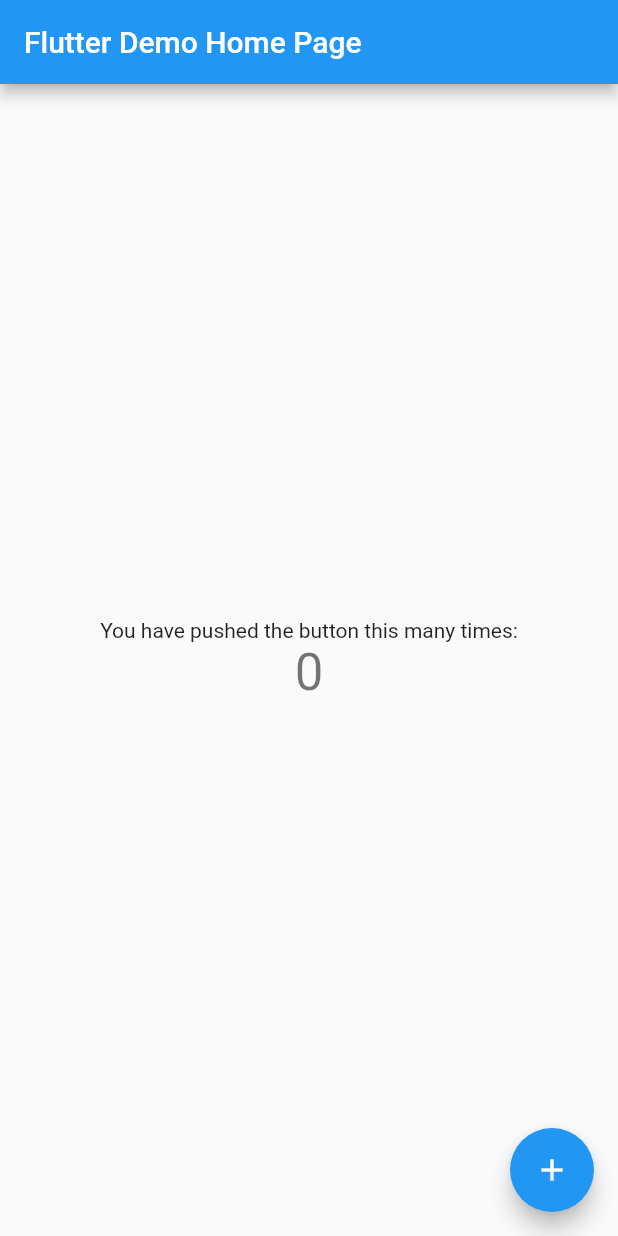
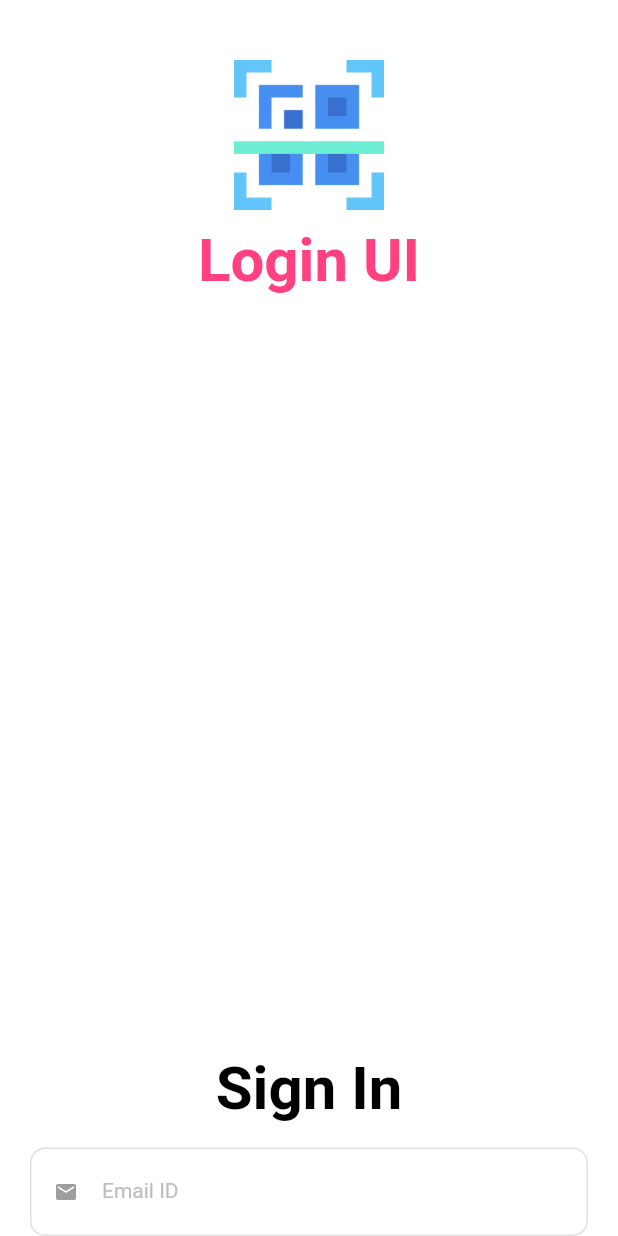
Before and after one commit to s-maurya00/QR_memo, a Flutter app: the screen it shows after launch, on a phone screen of 412 x 824 dp. Run offline on Flutter 3.47's test engine with Material 2 defaults, Android fonts, the phone set to English and light mode, and no system bars; our stand-ins replace form_field_validator, simple_animations.

Commit message:
feat: added email field and app icon on SignIn page

```diff
--- a/lib/main.dart
+++ b/lib/main.dart
@@ -1,4 +1,5 @@
 import 'package:flutter/material.dart';
+import 'package:qr_memo/screens/login_screen.dart';
 
 void main() {
   runApp(const MyApp());
@@ -13,103 +14,9 @@
     return MaterialApp(
       title: 'Flutter Demo',
       theme: ThemeData(
-        // This is the theme of your application.
-        //
-        // Try running your application with "flutter run". You'll see the
-        // application has a blue toolbar. Then, without quitting the app, try
-        // changing the primarySwatch below to Colors.green and then invoke
-        // "hot reload" (press "r" in the console where you ran "flutter run",
-        // or simply save your changes to "hot reload" in a Flutter IDE).
-        // Notice that the counter didn't reset back to zero; the application
-        // is not restarted.
         primarySwatch: Colors.blue,
       ),
-      home: const MyHomePage(title: 'Flutter Demo Home Page'),
+      home: const Login(),
     );
   }
 }
-
-class MyHomePage extends StatefulWidget {
-  const MyHomePage({super.key, required this.title});
-
-  // This widget is the home page of your application. It is stateful, meaning
-  // that it has a State object (defined below) that contains fields that affect
-  // how it looks.
-
-  // This class is the configuration for the state. It holds the values (in this
-  // case the title) provided by the parent (in this case the App widget) and
-  // used by the build method of the State. Fields in a Widget subclass are
-  // always marked "final".
-
-  final String title;
-
-  @override
-  State<MyHomePage> createState() => _MyHomePageState();
-}
-
-class _MyHomePageState extends State<MyHomePage> {
-  int _counter = 0;
-
-  void _incrementCounter() {
-    setState(() {
-      // This call to setState tells the Flutter framework that something has
-      // changed in this State, which causes it to rerun the build method below
-      // so that the display can reflect the updated values. If we changed
-      // _counter without calling setState(), then the build method would not be
-      // called again, and so nothing would appear to happen.
-      _counter++;
-    });
-  }
-
-  @override
-  Widget build(BuildContext context) {
-    // This method is rerun every time setState is called, for instance as done
-    // by the _incrementCounter method above.
-    //
-    // The Flutter framework has been optimized to make rerunning build methods
-    // fast, so that you can just rebuild anything that needs updating rather
-    // than having to individually change instances of widgets.
-    return Scaffold(
-      appBar: AppBar(
-        // Here we take the value from the MyHomePage object that was created by
-        // the App.build method, and use it to set our appbar title.
-        title: Text(widget.title),
-      ),
-      body: Center(
-        // Center is a layout widget. It takes a single child and positions it
-        // in the middle of the parent.
-        child: Column(
-          // Column is also a layout widget. It takes a list of children and
-          // arranges them vertically. By default, it sizes itself to fit its
-          // children horizontally, and tries to be as tall as its parent.
-          //
-          // Invoke "debug painting" (press "p" in the console, choose the
-          // "Toggle Debug Paint" action from the Flutter Inspector in Android
-          // Studio, or the "Toggle Debug Paint" command in Visual Studio Code)
-          // to see the wireframe for each widget.
-          //
-          // Column has various properties to control how it sizes itself and
-          // how it positions its children. Here we use mainAxisAlignment to
-          // center the children vertically; the main axis here is the vertical
-          // axis because Columns are vertical (the cross axis would be
-          // horizontal).
-          mainAxisAlignment: MainAxisAlignment.center,
-          children: <Widget>[
-            const Text(
-              'You have pushed the button this many times:',
-            ),
-            Text(
-              '$_counter',
-              style: Theme.of(context).textTheme.headlineMedium,
-            ),
-          ],
-        ),
-      ),
-      floatingActionButton: FloatingActionButton(
-        onPressed: _incrementCounter,
-        tooltip: 'Increment',
-        child: const Icon(Icons.add),
-      ), // This trailing comma makes auto-formatting nicer for build methods.
-    );
-  }
-}
--- /dev/null
+++ b/lib/screens/login_screen.dart
@@ -0,0 +1,85 @@
+import 'package:flutter/material.dart';
+import 'package:form_field_validator/form_field_validator.dart';
+import 'package:simple_animations/simple_animations.dart';
+
+class Login extends StatefulWidget {
+  const Login({super.key});
+
+  @override
+  State<Login> createState() => _LoginState();
+}
+
+class _LoginState extends State<Login> {
+  GlobalKey<FormState> formKey = GlobalKey<FormState>();
+
+  @override
+  Widget build(BuildContext context) {
+    return Scaffold(
+        backgroundColor: Colors.white,
+        body: SafeArea(
+            child: Form(
+          key: formKey,
+          child: Container(
+            padding: const EdgeInsets.only(left: 20, right: 20),
+            child: Column(
+                mainAxisAlignment: MainAxisAlignment.spaceBetween,
+                crossAxisAlignment: CrossAxisAlignment.center,
+                children: <Widget>[
+                  Column(
+                    crossAxisAlignment: CrossAxisAlignment.center,
+                    children: <Widget>[
+                      const SizedBox(
+                        height: 40,
+                      ),
+                      Image.asset(
+                        "assets/images/logo.png",
+                        height: 100,
+                      ),
+                      const SizedBox(
+                        height: 10,
+                      ),
+                      const Text(
+                        "Login UI",
+                        style: TextStyle(
+                            color: Colors.pinkAccent,
+                            fontSize: 40,
+                            fontWeight: FontWeight.w600),
+                      )
+                    ],
+                  ),
+                  Column(
+                    crossAxisAlignment: CrossAxisAlignment.center,
+                    children: [
+                      const Text(
+                        "Sign In",
+                        style: TextStyle(
+                            color: Colors.black,
+                            fontWeight: FontWeight.w600,
+                            fontSize: 40),
+                      ),
+                      const SizedBox(
+                        height: 16,
+                      ),
+                      TextFormField(
+                        decoration: InputDecoration(
+                            labelText: "Email ID",
+                            labelStyle: TextStyle(
+                                fontSize: 14, color: Colors.grey.shade400),
+                            prefixIcon: const Icon(
+                              Icons.email,
+                              color: Colors.grey,
+                              size: 16,
+                            ),
+                            enabledBorder: OutlineInputBorder(
+                                borderRadius: BorderRadius.circular(10),
+                                borderSide: BorderSide(
+                                  color: Colors.grey.shade300,
+                                ))),
+                      )
+                    ],
+                  )
+                ]),
+          ),
+        )));
+  }
+}
```
Also changed, not shown: pubspec.yaml (+4 -3 lines), assets/images/logo.png (added), pubspec.lock.
